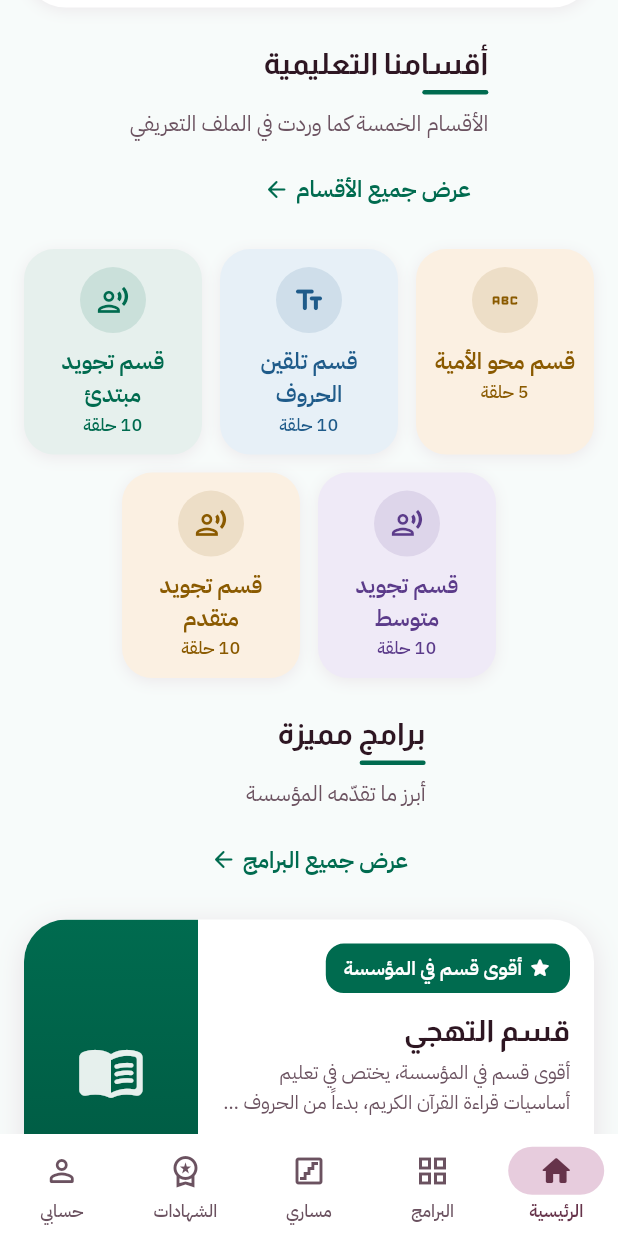
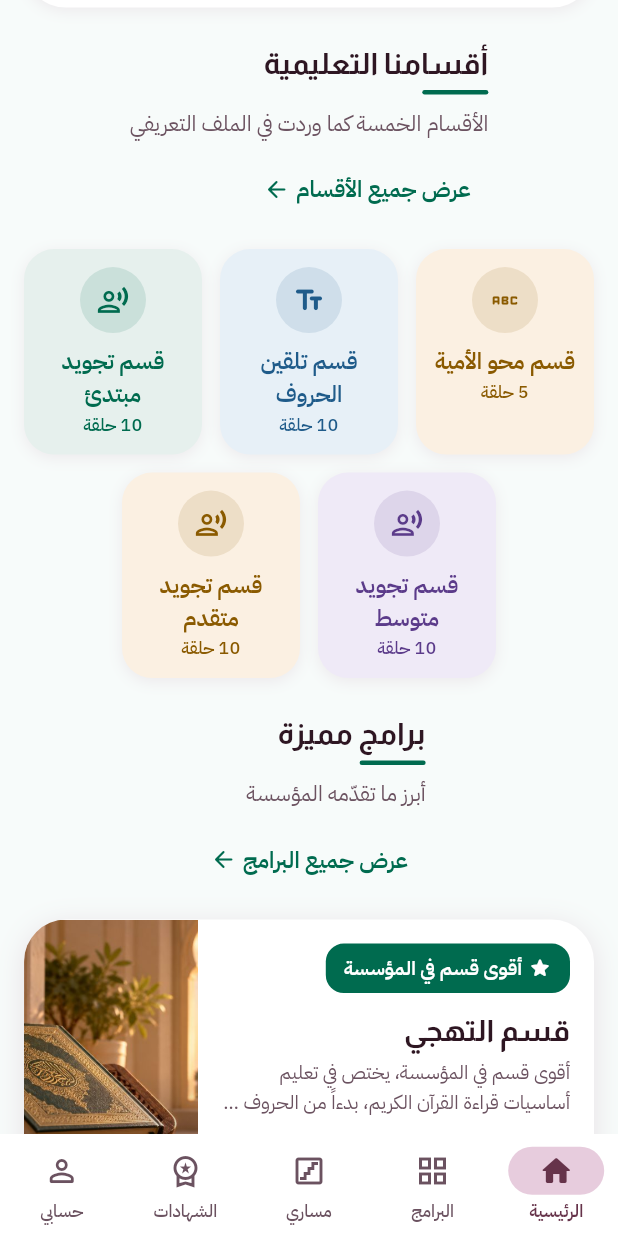
Before and after one commit to lioncoin2/Educational-Institution, a Flutter app: the screen it shows after launch, scrolled down 576 dp, on a phone screen of 412 x 824 dp. Run offline on Flutter 3.47's test engine with Material 3 defaults, Android fonts, the phone set to English and light mode, and no system bars; our stand-ins replace flutter_riverpod, go_router.

Commit message:
Use real mosque and Quran photos for the Home hero and featured card
Wire the two supplied prototype photos through the asset architecture:
- Add assets/images/hero_mosque.jpg and assets/images/featured_quran.jpg
  (resized and compressed from the originals, ~126KB and ~85KB), and register
  assets/images/ under flutter.assets in pubspec.yaml.
- HomeHeroBackdrop now renders the mosque photo (BoxFit.cover, biased toward the
  mosque), keeping the painted mosque scene as an errorBuilder fallback so the
  hero never renders blank and the widget stays a one-file swap point.
- The featured card's visual panel now shows the Quran photo (cropped to the
  mushaf) with the green navigation cue over a soft scrim.

Both are referenced by asset path, not embedded, and are easily replaceable.
The composition, architecture, data and tests are unchanged; all 125 tests pass.

Co-Authored-By: Claude Opus 4.8 <noreply@anthropic.com>
Claude-Session: https://claude.ai/code/session_01RoLAvLY2SuGxq1qCzqGKVC

```diff
--- a/app/lib/features/home/widgets/home_featured_card.dart
+++ b/app/lib/features/home/widgets/home_featured_card.dart
@@ -89,29 +89,34 @@ class HomeFeaturedCard extends StatelessWidget {
 class _VisualPanel extends StatelessWidget {
   const _VisualPanel();
 
+  // A replaceable prototype photo; the crop is biased toward the mushaf, which
+  // sits left of centre in the source image.
+  static const _asset = 'assets/images/featured_quran.jpg';
+
   @override
   Widget build(BuildContext context) {
-    final onBrand = context.colors.onPrimary;
-    // A warm green panel with a Quran motif — a branded placeholder for a
-    // future program photo (swap for Image.asset without touching the layout).
-    return Container(
+    return SizedBox(
       width: 116,
-      decoration: BoxDecoration(
-        gradient: LinearGradient(
-          begin: Alignment.topCenter,
-          end: Alignment.bottomCenter,
-          colors: [
-            context.colors.primary,
-            Color.alphaBlend(Colors.black.withValues(alpha: 0.18),
-                context.colors.primary),
-          ],
-        ),
-      ),
       child: Stack(
-        alignment: Alignment.center,
+        fit: StackFit.expand,
         children: [
-          Icon(Icons.menu_book_rounded,
-              size: 46, color: onBrand.withValues(alpha: 0.9)),
+          Image.asset(
+            _asset,
+            fit: BoxFit.cover,
+            alignment: const Alignment(-0.2, 0),
+            errorBuilder: (context, error, stack) =>
+                ColoredBox(color: context.colors.primary),
+          ),
+          // A soft bottom scrim so the cue reads over the photo.
+          const DecoratedBox(
+            decoration: BoxDecoration(
+              gradient: LinearGradient(
+                begin: Alignment.center,
+                end: Alignment.bottomCenter,
+                colors: [Colors.transparent, Color(0x59000000)],
+              ),
+            ),
+          ),
           // Decorative navigation cue — the whole card is the tap target.
           Align(
             alignment: AlignmentDirectional.bottomCenter,
@@ -122,12 +127,13 @@ class _VisualPanel extends StatelessWidget {
                   width: 34,
                   height: 34,
                   decoration: BoxDecoration(
-                    color: onBrand.withValues(alpha: 0.22),
+                    color: context.colors.primary,
                     shape: BoxShape.circle,
+                    border: Border.all(color: Colors.white, width: 1.5),
                   ),
                   // Auto-mirrors under RTL to point left (the forward cue).
-                  child: Icon(Icons.arrow_forward_rounded,
-                      color: onBrand, size: 20),
+                  child: const Icon(Icons.arrow_forward_rounded,
+                      color: Colors.white, size: 18),
                 ),
               ),
             ),
--- a/app/lib/features/home/widgets/home_hero_backdrop.dart
+++ b/app/lib/features/home/widgets/home_hero_backdrop.dart
@@ -2,24 +2,43 @@ import 'dart:math' as math;
 
 import 'package:flutter/material.dart';
 
-/// A self-contained, painted golden-hour mosque scene for the Home hero
-/// background — reproducing the reference's photographic mosque *composition*
-/// (warm sky, central dome, flanking minarets, palms) without shipping or
-/// downloading any image asset, and without any external dependency.
+/// The Home hero background: a golden-hour mosque photograph
+/// (`assets/images/hero_mosque.jpg`, a replaceable prototype asset), reproducing
+/// the reference's hero composition.
 ///
-/// It is deliberately isolated so real photography can replace it in one line:
-/// swap this widget for `Image.asset('assets/images/hero_mosque.jpg',
-/// fit: BoxFit.cover)` (and register the asset in pubspec.yaml). Nothing else
-/// in [HomeHero]'s layout depends on how the background is produced.
+/// It is deliberately isolated behind this one widget: to swap the photo, drop a
+/// new file at [_asset]; nothing else in [HomeHero]'s layout changes. If the
+/// asset is ever missing, it degrades to a self-contained painted mosque scene
+/// so the hero never renders blank.
 class HomeHeroBackdrop extends StatelessWidget {
   const HomeHeroBackdrop({super.key});
+
+  static const _asset = 'assets/images/hero_mosque.jpg';
+
+  @override
+  Widget build(BuildContext context) {
+    return Image.asset(
+      _asset,
+      fit: BoxFit.cover,
+      // Bias the crop toward the mosque (left of the source) so it stays
+      // prominent on portrait phones, leaving the bright sky on the text side.
+      alignment: const Alignment(-0.25, 0),
+      // The image is decorative — the hero's text carries the meaning.
+      errorBuilder: (context, error, stack) => const _PaintedFallback(),
+    );
+  }
+}
+
+/// A painted golden-hour mosque (warm sky, central dome, flanking minarets,
+/// palms), used only when the photo asset cannot be loaded.
+class _PaintedFallback extends StatelessWidget {
+  const _PaintedFallback();
 
   @override
   Widget build(BuildContext context) {
     return const SizedBox.expand(
       child: CustomPaint(
         painter: _MosquePainter(),
-        // Decorative only — the hero's text carries the accessible meaning.
         isComplex: true,
         willChange: false,
       ),
--- a/app/pubspec.yaml
+++ b/app/pubspec.yaml
@@ -25,6 +25,9 @@ dev_dependencies:
 flutter:
   uses-material-design: true
 
+  assets:
+    - assets/images/
+
   fonts:
     - family: Almarai
       fonts:
```
Also changed, not shown: app/assets/images/featured_quran.jpg (added), app/assets/images/hero_mosque.jpg (added).
